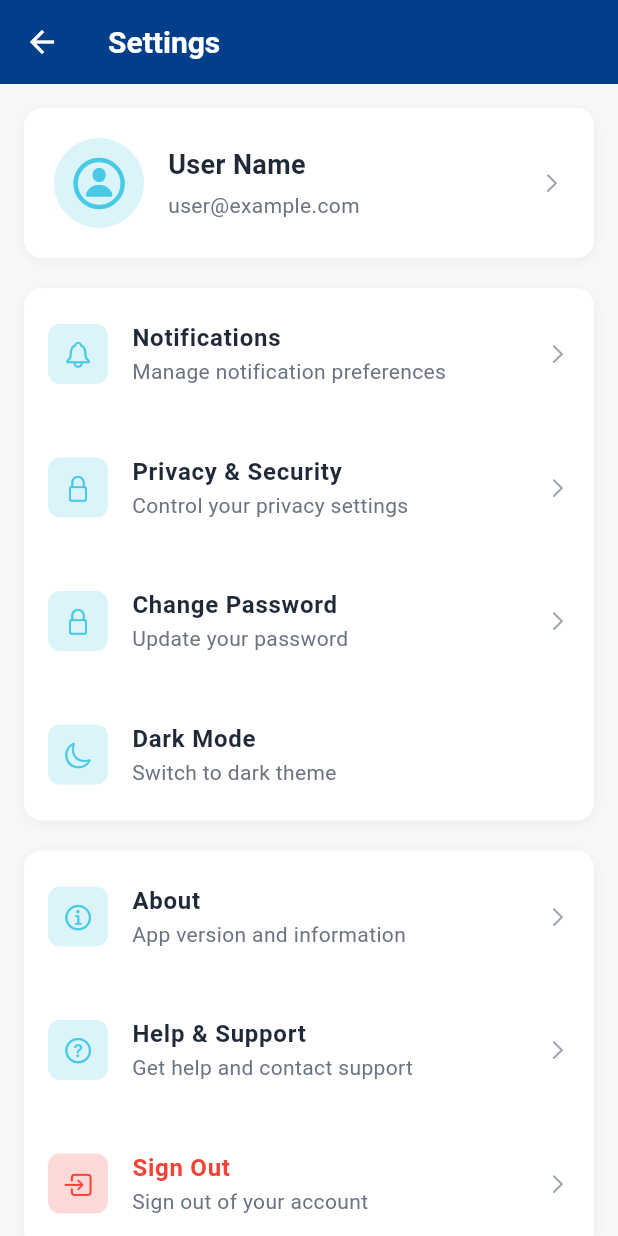
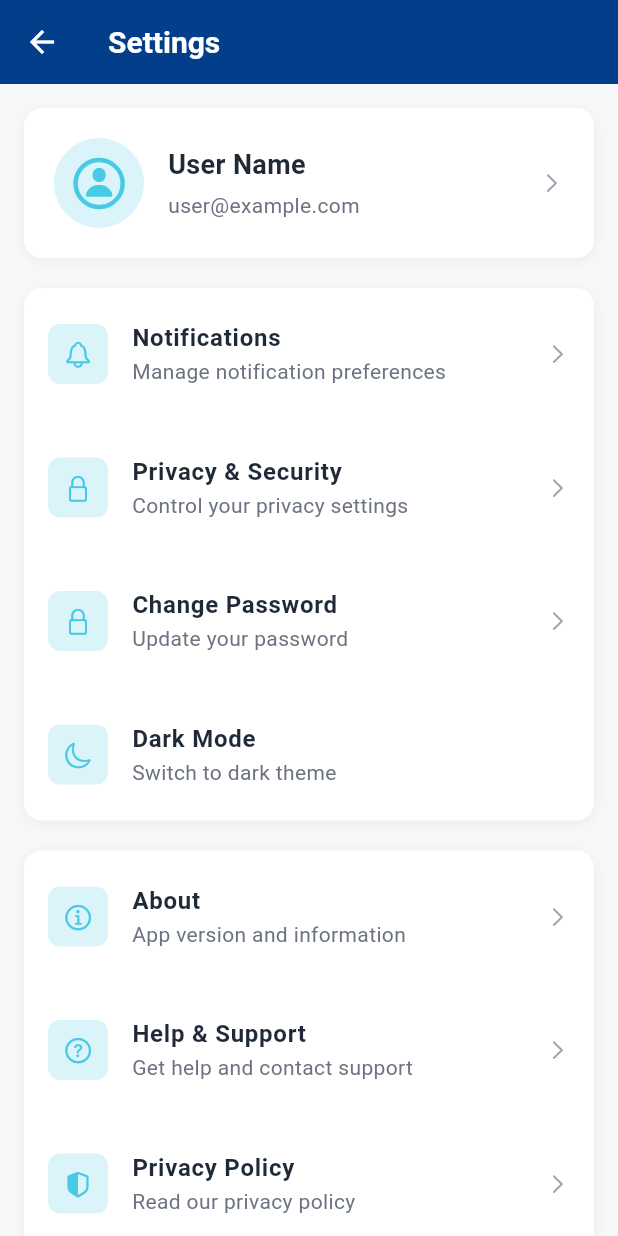
Before and after one commit to nftcoinmkt/aibot, a Flutter app: the SettingsView screen opened directly with empty values, on a phone screen of 412 x 824 dp. Run offline on Flutter 3.47's test engine with Material 3 defaults, Android fonts, the phone set to English and light mode, and no system bars; our stand-ins replace cross_file, file_picker, flutter_secure_storage, flutter_svg, image_picker; missing offline and left inert: image_picker_web; accounts and stored records are empty.

Commit message:
Privacy data linked

```diff
--- a/flutter_ai_bot/lib/views/settings_view.dart
+++ b/flutter_ai_bot/lib/views/settings_view.dart
@@ -1,6 +1,7 @@
 import 'package:flutter/material.dart';
 import 'package:flutter/cupertino.dart';
 import 'package:flutter_ai_bot/network/api_service.dart';
+import 'package:url_launcher/url_launcher.dart';
 
 class SettingsView extends StatefulWidget {
   final ApiService apiService;
@@ -12,6 +13,17 @@ class SettingsView extends StatefulWidget {
 }
 
 class _SettingsViewState extends State<SettingsView> {
+  void _launchURL(String url) async {
+    final Uri uri = Uri.parse(url);
+    if (!await launchUrl(uri)) {
+      ScaffoldMessenger.of(context).showSnackBar(
+        SnackBar(
+          content: Text('Could not launch $url'),
+        ),
+      );
+    }
+  }
+
   @override
   Widget build(BuildContext context) {
     return Scaffold(
@@ -192,6 +204,13 @@ class _SettingsViewState extends State<SettingsView> {
           ),
           const Divider(height: 1),
           _buildSettingsItem(
+            icon: CupertinoIcons.shield_lefthalf_fill,
+            title: 'Privacy Policy',
+            subtitle: 'Read our privacy policy',
+            onTap: () => _launchURL('https://hippocampus-8d4f4f.webflow.io/privacy'), // TODO: Replace with your actual privacy policy URL
+          ),
+          const Divider(height: 1),
+          _buildSettingsItem(
             icon: CupertinoIcons.square_arrow_right,
             title: 'Sign Out',
             subtitle: 'Sign out of your account',
```
Also changed, not shown: 1 other file.
